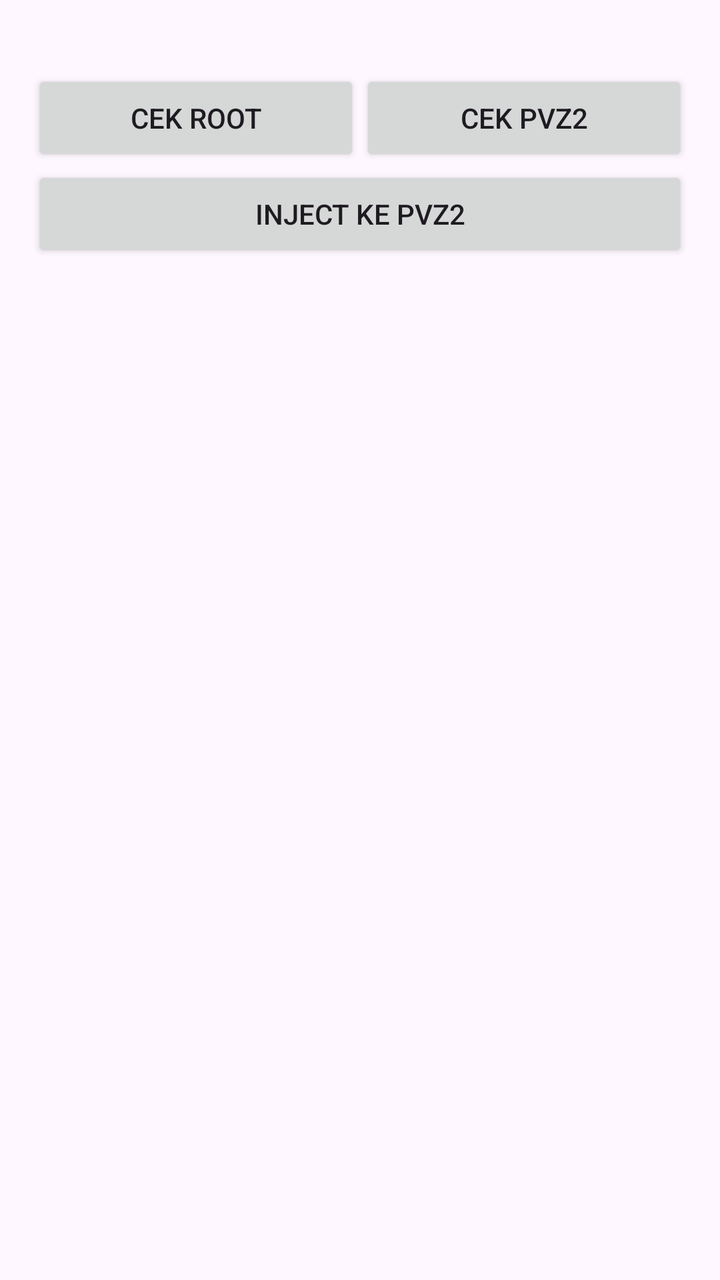
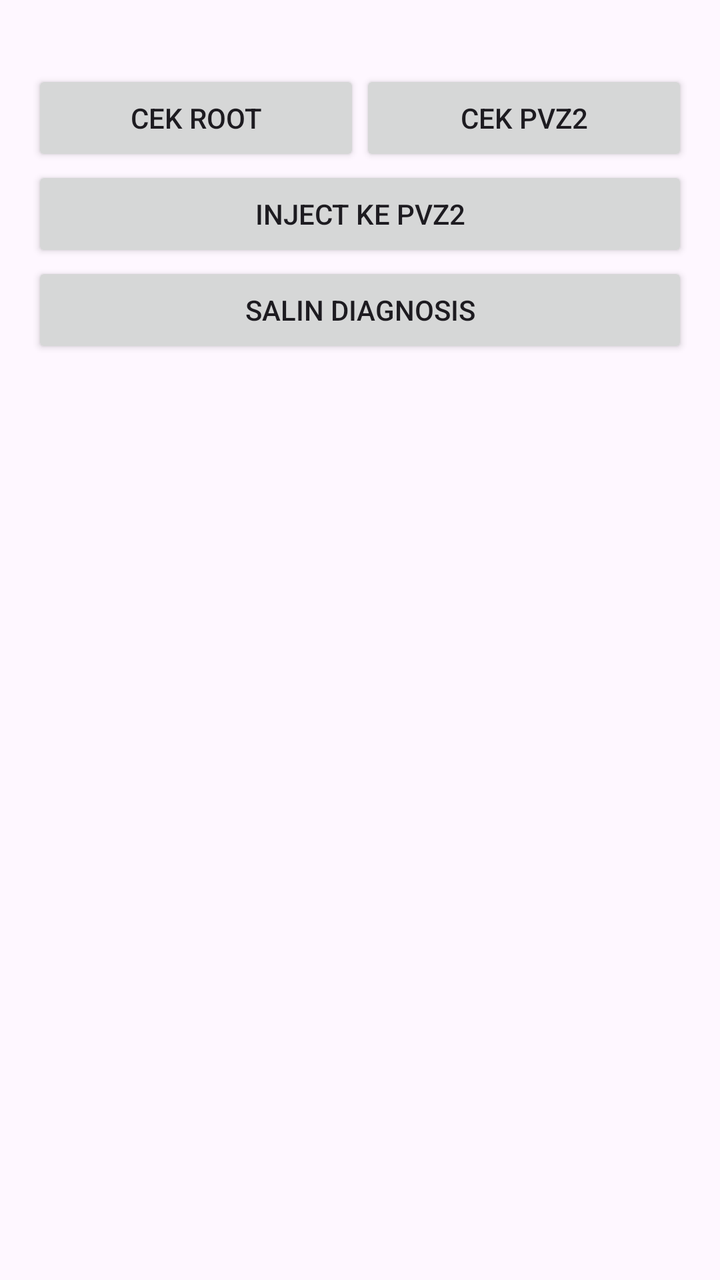

Before-and-after screenshots of an Android layout around one commit, followed by the original layout XML and the change that was made.
<!-- AndroidManifest.xml: application theme Theme.Material3.DayNight.NoActionBar -->
<!-- res/layout/activity_main.xml -->
<?xml version="1.0" encoding="utf-8"?>
<LinearLayout xmlns:android="http://schemas.android.com/apk/res/android"
    android:layout_width="match_parent"
    android:layout_height="match_parent"
    android:orientation="vertical"
    android:padding="16dp">

    <TextView
        android:id="@+id/textInfo"
        android:layout_width="match_parent"
        android:layout_height="wrap_content"
        android:textSize="14sp" />

    <LinearLayout
        android:layout_width="match_parent"
        android:layout_height="wrap_content"
        android:orientation="horizontal">

        <Button
            android:id="@+id/btnCheckRoot"
            android:layout_width="0dp"
            android:layout_height="wrap_content"
            android:layout_weight="1"
            android:text="Cek root" />

        <Button
            android:id="@+id/btnCheckGame"
            android:layout_width="0dp"
            android:layout_height="wrap_content"
            android:layout_weight="1"
            android:text="Cek PvZ2" />
    </LinearLayout>

    <Button
        android:id="@+id/btnInject"
        android:layout_width="match_parent"
        android:layout_height="wrap_content"
        android:text="Inject ke PvZ2" />

    <ScrollView
        android:layout_width="match_parent"
        android:layout_height="0dp"
        android:layout_weight="1">

        <TextView
            android:id="@+id/textLog"
            android:layout_width="match_parent"
            android:layout_height="wrap_content"
            android:fontFamily="monospace"
            android:textIsSelectable="true" />
    </ScrollView>

</LinearLayout>
<!-- resources referenced by this layout -->
<resources>

</resources>

<!-- the commit's change to res/layout/activity_main.xml (unified diff, before → after) -->
@@ -37,6 +37,12 @@
         android:layout_height="wrap_content"
         android:text="Inject ke PvZ2" />
 
+    <Button
+        android:id="@+id/btnCopyDiag"
+        android:layout_width="match_parent"
+        android:layout_height="wrap_content"
+        android:text="Salin diagnosis" />
+
     <ScrollView
         android:layout_width="match_parent"
         android:layout_height="0dp"
